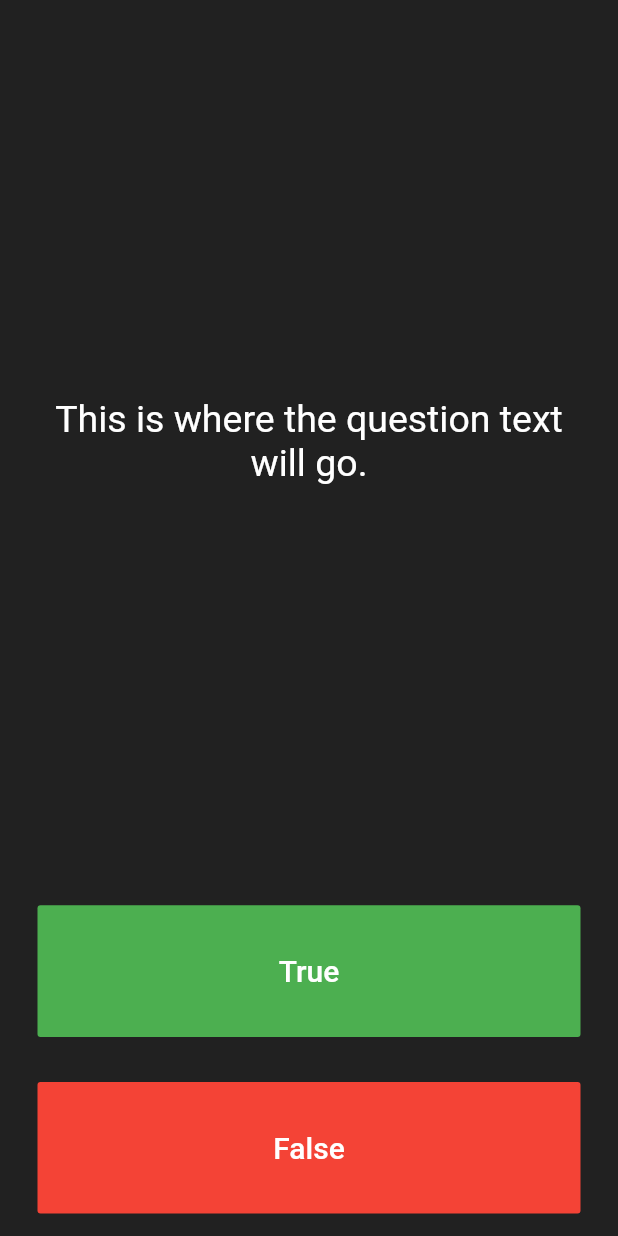
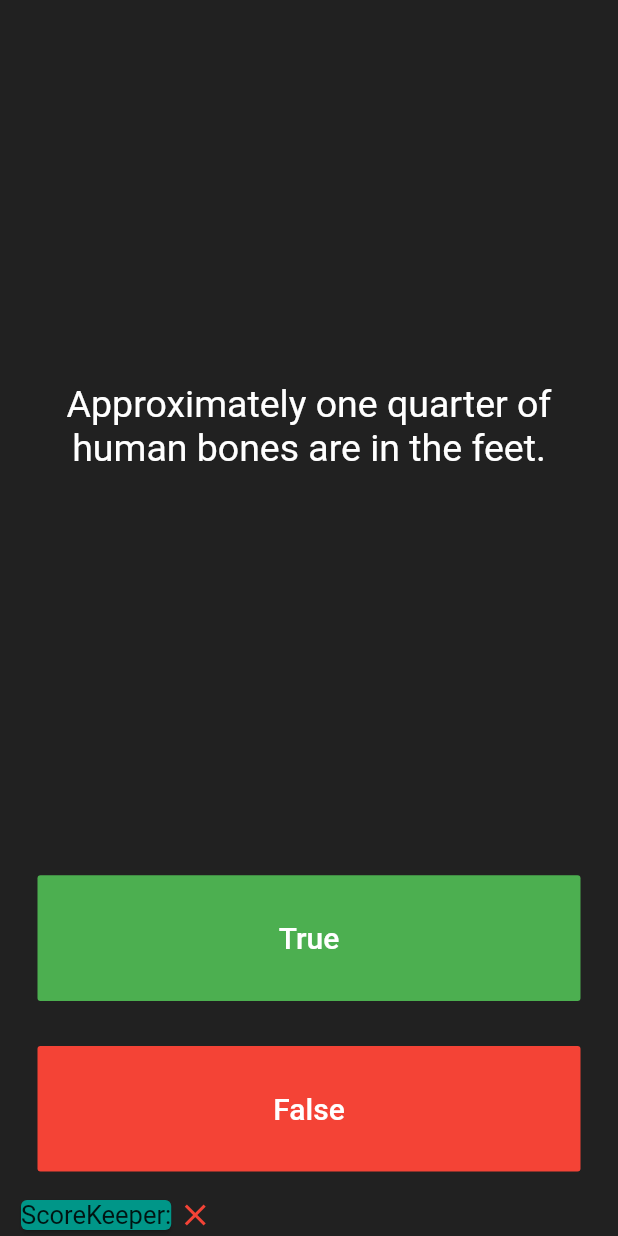
Before and after one commit to AnomDevgun/AppDev, a Flutter app: the screen it shows after launch, after a tap on "True", on a phone screen of 412 x 824 dp. Run offline on Flutter 3.47's test engine with Material 2 defaults, Android fonts, the phone set to English and light mode, and no system bars; our stand-ins replace audioplayers.

Commit message:
working on Quizzler

```diff
--- a/quizzler-flutter/lib/main.dart
+++ b/quizzler-flutter/lib/main.dart
@@ -25,6 +25,47 @@ class QuizPage extends StatefulWidget {
 }
 
 class _QuizPageState extends State<QuizPage> {
+  void checkAnswer(bool ansType) {
+    if (answers[count] == ansType) {
+      scoreKeep.add(
+        Icon(
+          Icons.check,
+          color: Colors.green,
+        ),
+      );
+    } else if (answers[count] != ansType) {
+      scoreKeep.add(
+        Icon(
+          Icons.close,
+          color: Colors.red,
+        ),
+      );
+    }
+  }
+
+  int count = 0;
+  List<Widget> scoreKeep = [
+    Card(
+      color: Colors.teal,
+      child: Text(
+        'ScoreKeeper:',
+        style: TextStyle(fontSize: 17),
+      ),
+    ),
+  ];
+
+  List<String> questions = [
+    'You can lead a cow down stairs but not up stairs.',
+    'Approximately one quarter of human bones are in the feet.',
+    'A slug\'s blood is green.',
+  ];
+
+  List<bool> answers = [
+    false,
+    true,
+    true,
+  ];
+
   @override
   Widget build(BuildContext context) {
     return Column(
@@ -37,7 +78,7 @@ class _QuizPageState extends State<QuizPage> {
             padding: EdgeInsets.all(10.0),
             child: Center(
               child: Text(
-                'This is where the question text will go.',
+                questions[count],
                 textAlign: TextAlign.center,
                 style: TextStyle(
                   fontSize: 25.0,
@@ -61,6 +102,13 @@ class _QuizPageState extends State<QuizPage> {
                 ),
               ),
               onPressed: () {
+                setState(() {
+                  checkAnswer(true);
+                  if (count < 2) {
+                    count++;
+                  }
+                });
+
                 //The user picked true.
               },
             ),
@@ -79,12 +127,21 @@ class _QuizPageState extends State<QuizPage> {
                 ),
               ),
               onPressed: () {
+                setState(() {
+                  checkAnswer(false);
+                  if (count < 2) {
+                    count++;
+                  }
+                });
                 //The user picked false.
               },
             ),
           ),
         ),
         //TODO: Add a Row here as your score keeper
+        Row(
+          children: scoreKeep,
+        )
       ],
     );
   }
```
Also changed, not shown: 1 other file.
